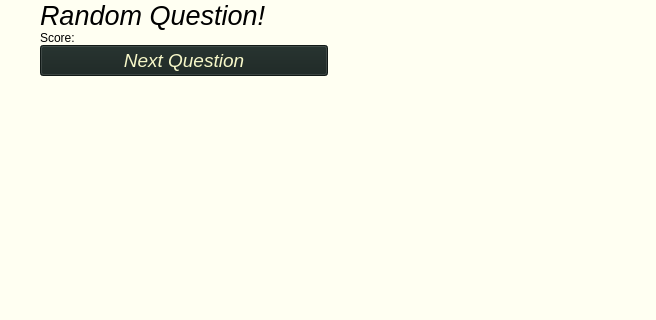
This is src/views/ui/randomTaking.ui in adibozzhanov/LeProgram as Qt 5 draws it before an edit; both pictures show x 0 to 656 and y 0 to 320 of the 656 by 561 pixel window. The edited form follows.
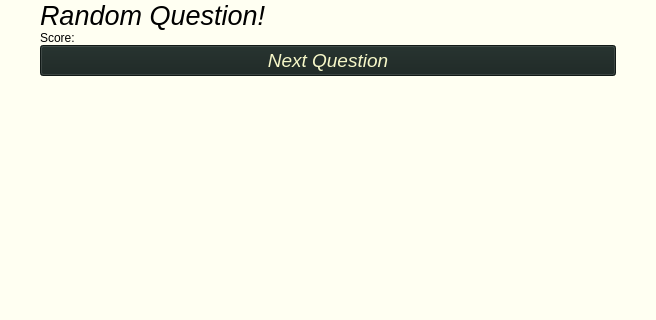
This is the edited form.

Commit message: fix: asklep too big for random tests

```diff
--- a/src/views/ui/randomTaking.ui
+++ b/src/views/ui/randomTaking.ui
@@ -91,6 +91,12 @@
       </item>
       <item>
        <widget class="QLabel" name="scoreLabel">
+        <property name="sizePolicy">
+         <sizepolicy hsizetype="Expanding" vsizetype="Fixed">
+          <horstretch>0</horstretch>
+          <verstretch>0</verstretch>
+         </sizepolicy>
+        </property>
         <property name="text">
          <string>Score:</string>
         </property>
```
The commit also changes 5 other files.
